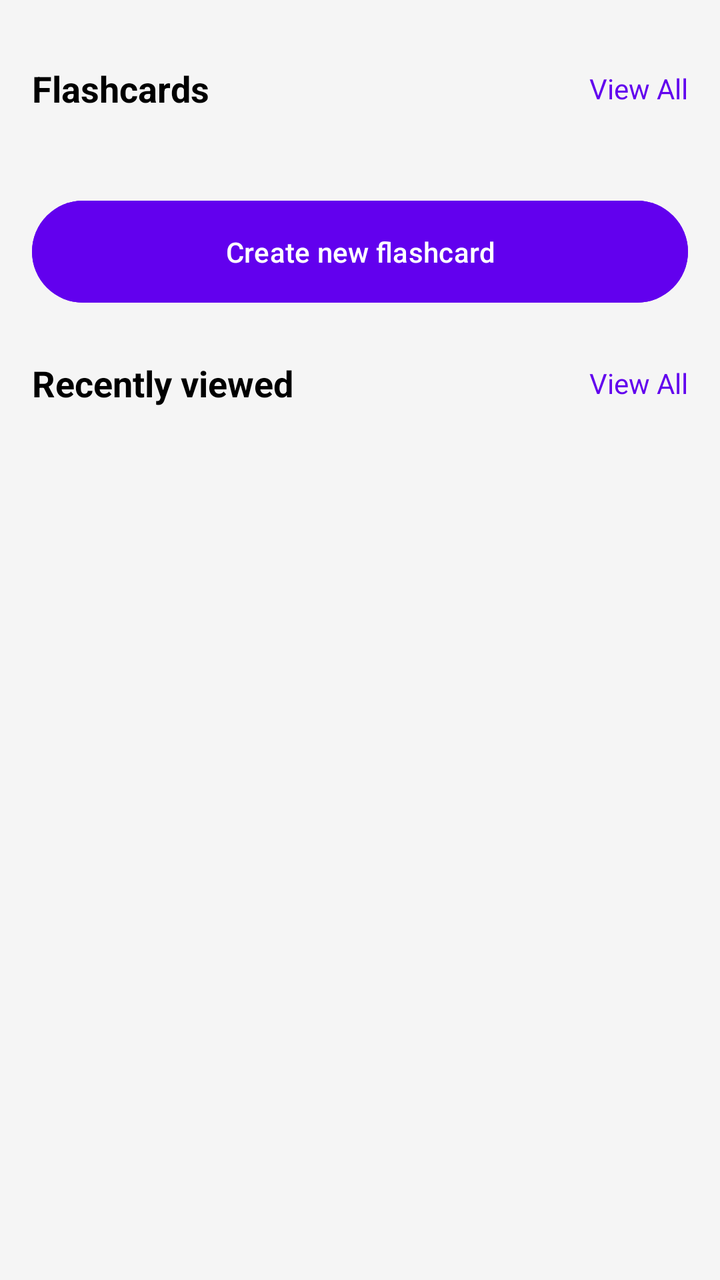
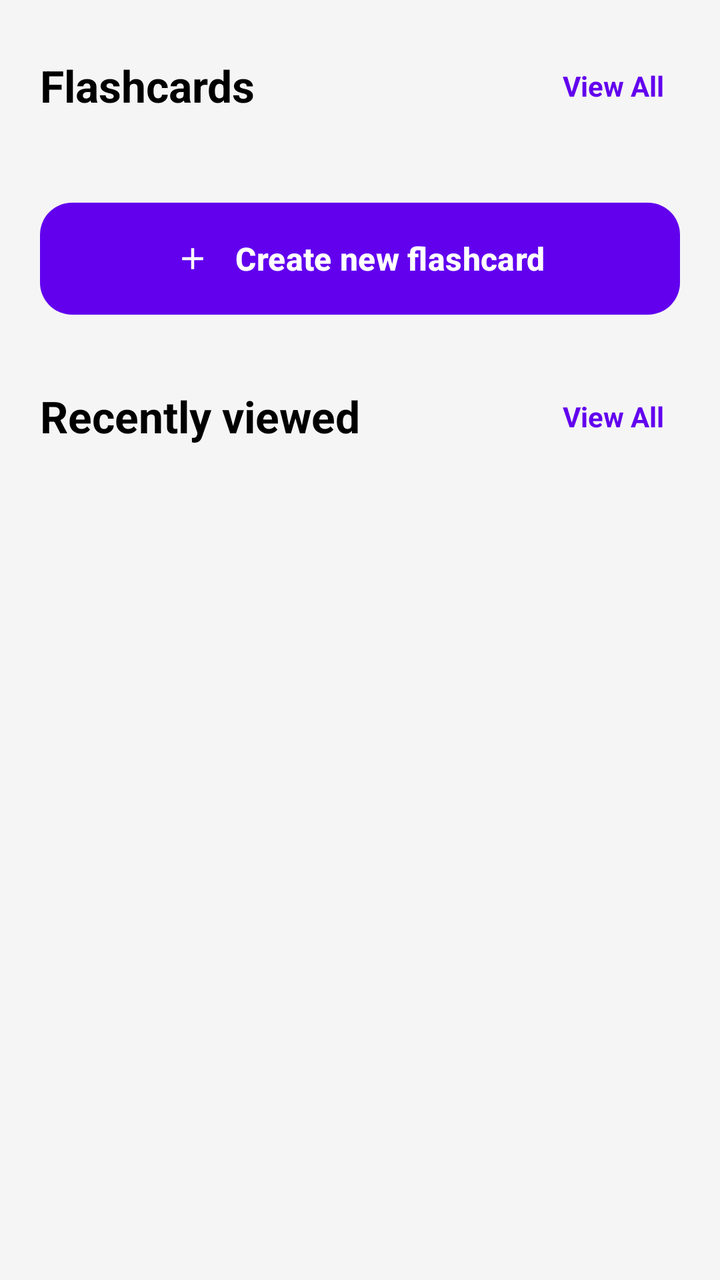

The first picture is an Android layout as it rendered before a commit; the second is the same layout after the commit. The layout source and the unified diff follow.
<!-- AndroidManifest.xml: application theme Theme.BrainByte -->
<!-- res/layout/fragment_cards.xml -->
<?xml version="1.0" encoding="utf-8"?>
<ScrollView xmlns:android="http://schemas.android.com/apk/res/android"
    xmlns:app="http://schemas.android.com/apk/res-auto"
    xmlns:tools="http://schemas.android.com/tools"
    android:layout_width="match_parent"
    android:layout_height="match_parent"
    android:background="@color/light_grey_background"
    tools:context=".CardsFragment">

    <androidx.constraintlayout.widget.ConstraintLayout
        android:layout_width="match_parent"
        android:layout_height="wrap_content"
        android:padding="16dp">

        
        <TextView
            android:id="@+id/flashcards_title"
            android:layout_width="wrap_content"
            android:layout_height="wrap_content"
            android:text="@string/flashcards_title"
            android:textColor="@color/black_text"
            android:textSize="18sp"
            android:textStyle="bold"
            app:layout_constraintStart_toStartOf="parent"
            app:layout_constraintTop_toTopOf="parent"
            android:layout_marginTop="16dp"/>

        <TextView
            android:id="@+id/flashcards_view_all"
            android:layout_width="wrap_content"
            android:layout_height="wrap_content"
            android:text="@string/view_all_text"
            android:textColor="@color/purple_primary"
            android:textSize="14sp"
            app:layout_constraintEnd_toEndOf="parent"
            app:layout_constraintTop_toTopOf="@id/flashcards_title"
            app:layout_constraintBottom_toBottomOf="@id/flashcards_title"/>

        
        <androidx.recyclerview.widget.RecyclerView
            android:id="@+id/flashcards_recycler_view"
            android:layout_width="0dp"
            android:layout_height="wrap_content"
            app:layout_constraintTop_toBottomOf="@id/flashcards_title"
            app:layout_constraintStart_toStartOf="parent"
            app:layout_constraintEnd_toEndOf="parent"
            android:layout_marginTop="16dp"
            tools:listitem="@layout/deck_item"
            tools:itemCount="3"/>

        
        <Button
            android:id="@+id/create_flashcard_btn"
            android:layout_width="0dp"
            android:layout_height="wrap_content"
            android:text="@string/create_new_flashcard_button"
            android:backgroundTint="@color/purple_primary"
            android:textColor="@android:color/white"
            android:padding="16dp"
            app:layout_constraintTop_toBottomOf="@id/flashcards_recycler_view"
            app:layout_constraintStart_toStartOf="parent"
            app:layout_constraintEnd_toEndOf="parent"
            android:layout_marginTop="24dp"/>

        
        <TextView
            android:id="@+id/recently_viewed_title"
            android:layout_width="wrap_content"
            android:layout_height="wrap_content"
            android:text="@string/recently_viewed_title"
            android:textColor="@color/black_text"
            android:textSize="18sp"
            android:textStyle="bold"
            app:layout_constraintStart_toStartOf="parent"
            app:layout_constraintTop_toBottomOf="@id/create_flashcard_btn"
            android:layout_marginTop="24dp"/>

        <TextView
            android:id="@+id/recently_viewed_view_all"
            android:layout_width="wrap_content"
            android:layout_height="wrap_content"
            android:text="@string/view_all_text"
            android:textColor="@color/purple_primary"
            android:textSize="14sp"
            app:layout_constraintEnd_toEndOf="parent"
            app:layout_constraintTop_toTopOf="@id/recently_viewed_title"
            app:layout_constraintBottom_toBottomOf="@id/recently_viewed_title"/>

        
        <androidx.recyclerview.widget.RecyclerView
            android:id="@+id/recently_viewed_recycler_view"
            android:layout_width="0dp"
            android:layout_height="wrap_content"
            app:layout_constraintTop_toBottomOf="@id/recently_viewed_title"
            app:layout_constraintStart_toStartOf="parent"
            app:layout_constraintEnd_toEndOf="parent"
            android:layout_marginTop="16dp"
            android:layout_marginBottom="16dp"
            app:layout_constraintBottom_toBottomOf="parent"
            tools:listitem="@layout/deck_item"
            tools:itemCount="3"/>

    </androidx.constraintlayout.widget.ConstraintLayout>
</ScrollView>
<!-- res/layout/deck_item.xml (included above) -->
<?xml version="1.0" encoding="utf-8"?>
<androidx.cardview.widget.CardView xmlns:android="http://schemas.android.com/apk/res/android"
    xmlns:app="http://schemas.android.com/apk/res-auto"
    xmlns:tools="http://schemas.android.com/tools"
    android:layout_width="match_parent"
    android:layout_height="wrap_content"
    app:cardCornerRadius="16dp"
    app:cardElevation="4dp"
    android:layout_marginVertical="8dp"
    android:clickable="true"
    android:focusable="true"
    android:foreground="?android:attr/selectableItemBackground">

    <androidx.constraintlayout.widget.ConstraintLayout
        android:layout_width="match_parent"
        android:layout_height="wrap_content"
        android:padding="16dp"
        android:background="@color/white">

        <ImageView
            android:id="@+id/deck_image"
            android:layout_width="60dp"
            android:layout_height="60dp"
            android:background="@drawable/deck_item_background"
            app:layout_constraintStart_toStartOf="parent"
            app:layout_constraintTop_toTopOf="parent"
            app:layout_constraintBottom_toBottomOf="parent"
            android:contentDescription="@null" />

        <TextView
            android:id="@+id/deck_name"
            android:layout_width="0dp"
            android:layout_height="wrap_content"
            android:text="User created flashcard"
            android:textColor="@color/purple_primary"
            android:textSize="16sp"
            android:textStyle="bold"
            app:layout_constraintStart_toEndOf="@id/deck_image"
            app:layout_constraintEnd_toEndOf="parent"
            app:layout_constraintTop_toTopOf="@id/deck_image"
            android:layout_marginStart="16dp"/>

        <ImageView
            android:id="@+id/card_icon"
            android:layout_width="16dp"
            android:layout_height="16dp"
            android:src="@drawable/ic_card"
            app:layout_constraintStart_toStartOf="@id/deck_name"
            app:layout_constraintTop_toBottomOf="@id/deck_name"
            android:layout_marginTop="8dp"
            android:contentDescription="@string/deck_card_count_description"/>

        <TextView
            android:id="@+id/card_count"
            android:layout_width="wrap_content"
            android:layout_height="wrap_content"
            android:text="15"
            android:textColor="@color/grey_text"
            android:textSize="12sp"
            app:layout_constraintStart_toEndOf="@id/card_icon"
            app:layout_constraintTop_toTopOf="@id/card_icon"
            app:layout_constraintBottom_toBottomOf="@id/card_icon"
            android:layout_marginStart="4dp"/>

        <ImageView
            android:id="@+id/time_icon"
            android:layout_width="16dp"
            android:layout_height="16dp"
            android:src="@drawable/ic_time"
            app:layout_constraintStart_toEndOf="@id/card_count"
            app:layout_constraintTop_toTopOf="@id/card_icon"
            app:layout_constraintBottom_toBottomOf="@id/card_icon"
            android:layout_marginStart="16dp"
            android:contentDescription="@string/deck_last_updated_description"/>

        <TextView
            android:id="@+id/last_updated"
            android:layout_width="wrap_content"
            android:layout_height="wrap_content"
            android:text="10min ago"
            android:textColor="@color/grey_text"
            android:textSize="12sp"
            app:layout_constraintStart_toEndOf="@id/time_icon"
            app:layout_constraintTop_toTopOf="@id/time_icon"
            app:layout_constraintBottom_toBottomOf="@id/time_icon"
            android:layout_marginStart="4dp"/>

    </androidx.constraintlayout.widget.ConstraintLayout>
</androidx.cardview.widget.CardView>
<!-- resources referenced by this layout -->
<resources>
  <color name="black_text">#000000</color>
  <color name="grey_text">#888888</color>
  <color name="light_grey_background">#F5F5F5</color>
  <color name="purple_primary">#6200EE</color>
  <color name="white">#FFFFFFFF</color>
  <!-- drawable deck_item_background (drawable) -->
  <?xml version="1.0" encoding="utf-8"?>
  <ripple xmlns:android="http://schemas.android.com/apk/res/android"
      android:color="?android:attr/colorControlHighlight">
      <item>
          <shape android:shape="rectangle">
              <solid android:color="@android:color/white" />
              <corners android:radius="16dp" />
          </shape>
      </item>
  </ripple>
  <!-- drawable ic_card (drawable) -->
  <vector xmlns:android="http://schemas.android.com/apk/res/android"
      android:width="24dp"
      android:height="24dp"
      android:viewportWidth="24"
      android:viewportHeight="24">
    <path
        android:fillColor="#000000"
        android:pathData="M20,4H4C2.9,4 2,4.9 2,6v12c0,1.1 0.9,2 2,2h16c1.1,0 2,-0.9 2,-2V6C22,4.9 21.1,4 20,4zM20,18H4V6h16V18z"/>
    <path
        android:fillColor="#000000"
        android:pathData="M6,10h8v2h-8z"/>
  </vector>
  <!-- drawable ic_time (drawable) -->
  <vector xmlns:android="http://schemas.android.com/apk/res/android"
      android:width="24dp"
      android:height="24dp"
      android:viewportWidth="24"
      android:viewportHeight="24">
    <path
        android:fillColor="#000000"
        android:pathData="M12,2C6.48,2 2,6.48 2,12s4.48,10 10,10 10,-4.48 10,-10S17.52,2 12,2zM12,20c-4.41,0 -8,-3.59 -8,-8s3.59,-8 8,-8 8,3.59 8,8 -3.59,8 -8,8z"/>
    <path
        android:fillColor="#000000"
        android:pathData="M12.5,7H11v6l5.25,3.15 0.75,-1.23 -4.5,-2.67z"/>
  </vector>
  <string name="create_new_flashcard_button">Create new flashcard</string>
  <string name="deck_card_count_description">Number of cards in the deck</string>
  <string name="deck_last_updated_description">Last updated time of the deck</string>
  <string name="flashcards_title">Flashcards</string>
  <string name="recently_viewed_title">Recently viewed</string>
  <string name="view_all_text">View All</string>
  <style name="Theme.BrainByte" parent="Base.Theme.BrainByte" />
  <style name="Base.Theme.BrainByte" parent="Theme.Material3.DayNight.NoActionBar">
      </style>
</resources>

<!-- the commit's change to res/layout/fragment_cards.xml (unified diff, before → after) -->
@@ -1,16 +1,17 @@
 <?xml version="1.0" encoding="utf-8"?>
-<ScrollView xmlns:android="http://schemas.android.com/apk/res/android"
+<androidx.core.widget.NestedScrollView xmlns:android="http://schemas.android.com/apk/res/android"
     xmlns:app="http://schemas.android.com/apk/res-auto"
     xmlns:tools="http://schemas.android.com/tools"
     android:layout_width="match_parent"
     android:layout_height="match_parent"
     android:background="@color/light_grey_background"
+    android:fillViewport="true"
     tools:context=".CardsFragment">
 
     <androidx.constraintlayout.widget.ConstraintLayout
         android:layout_width="match_parent"
         android:layout_height="wrap_content"
-        android:padding="16dp">
+        android:padding="20dp">
 
         
         <TextView
@@ -19,11 +20,11 @@
             android:layout_height="wrap_content"
             android:text="@string/flashcards_title"
             android:textColor="@color/black_text"
-            android:textSize="18sp"
+            android:textSize="22sp"
             android:textStyle="bold"
             app:layout_constraintStart_toStartOf="parent"
             app:layout_constraintTop_toTopOf="parent"
-            android:layout_marginTop="16dp"/>
+            android:layout_marginTop="8dp"/>
 
         <TextView
             android:id="@+id/flashcards_view_all"
@@ -32,6 +33,9 @@
             android:text="@string/view_all_text"
             android:textColor="@color/purple_primary"
             android:textSize="14sp"
+            android:textStyle="bold"
+            android:padding="8dp"
+            android:background="?attr/selectableItemBackgroundBorderless"
             app:layout_constraintEnd_toEndOf="parent"
             app:layout_constraintTop_toTopOf="@id/flashcards_title"
             app:layout_constraintBottom_toBottomOf="@id/flashcards_title"/>
@@ -41,22 +45,30 @@
             android:id="@+id/flashcards_recycler_view"
             android:layout_width="0dp"
             android:layout_height="wrap_content"
+            android:nestedScrollingEnabled="false"
             app:layout_constraintTop_toBottomOf="@id/flashcards_title"
             app:layout_constraintStart_toStartOf="parent"
             app:layout_constraintEnd_toEndOf="parent"
             android:layout_marginTop="16dp"
             tools:listitem="@layout/deck_item"
-            tools:itemCount="3"/>
-
-        
-        <Button
+            tools:itemCount="2"/>
+
+        
+        <com.google.android.material.button.MaterialButton
             android:id="@+id/create_flashcard_btn"
             android:layout_width="0dp"
-            android:layout_height="wrap_content"
+            android:layout_height="64dp"
             android:text="@string/create_new_flashcard_button"
-            android:backgroundTint="@color/purple_primary"
+            app:backgroundTint="@color/purple_primary"
             android:textColor="@android:color/white"
-            android:padding="16dp"
+            android:textSize="16sp"
+            android:textStyle="bold"
+            app:cornerRadius="16dp"
+            app:icon="@drawable/ic_add"
+            app:iconTint="@android:color/white"
+            app:iconGravity="textStart"
+            app:iconPadding="12dp"
+            app:elevation="4dp"
             app:layout_constraintTop_toBottomOf="@id/flashcards_recycler_view"
             app:layout_constraintStart_toStartOf="parent"
             app:layout_constraintEnd_toEndOf="parent"
@@ -69,11 +81,11 @@
             android:layout_height="wrap_content"
             android:text="@string/recently_viewed_title"
             android:textColor="@color/black_text"
-            android:textSize="18sp"
+            android:textSize="22sp"
             android:textStyle="bold"
             app:layout_constraintStart_toStartOf="parent"
             app:layout_constraintTop_toBottomOf="@id/create_flashcard_btn"
-            android:layout_marginTop="24dp"/>
+            android:layout_marginTop="32dp"/>
 
         <TextView
             android:id="@+id/recently_viewed_view_all"
@@ -82,6 +94,9 @@
             android:text="@string/view_all_text"
             android:textColor="@color/purple_primary"
             android:textSize="14sp"
+            android:textStyle="bold"
+            android:padding="8dp"
+            android:background="?attr/selectableItemBackgroundBorderless"
             app:layout_constraintEnd_toEndOf="parent"
             app:layout_constraintTop_toTopOf="@id/recently_viewed_title"
             app:layout_constraintBottom_toBottomOf="@id/recently_viewed_title"/>
@@ -91,6 +106,7 @@
             android:id="@+id/recently_viewed_recycler_view"
             android:layout_width="0dp"
             android:layout_height="wrap_content"
+            android:nestedScrollingEnabled="false"
             app:layout_constraintTop_toBottomOf="@id/recently_viewed_title"
             app:layout_constraintStart_toStartOf="parent"
             app:layout_constraintEnd_toEndOf="parent"
@@ -98,10 +114,10 @@
             android:layout_marginBottom="16dp"
             app:layout_constraintBottom_toBottomOf="parent"
             tools:listitem="@layout/deck_item"
-            tools:itemCount="3"/>
+            tools:itemCount="2"/>
 
     </androidx.constraintlayout.widget.ConstraintLayout>
-</ScrollView>
+</androidx.core.widget.NestedScrollView>
 <!-- res/layout/deck_item.xml (included above) -->
 <?xml version="1.0" encoding="utf-8"?>
 <androidx.cardview.widget.CardView xmlns:android="http://schemas.android.com/apk/res/android"
<!-- resource entries referenced after the edit -->
@@ -16,6 +16,12 @@
           </shape>
       </item>
   </ripple>
+  <!-- drawable ic_add (drawable) -->
+  <vector xmlns:android="http://schemas.android.com/apk/res/android" android:height="24dp" android:tint="#000000" android:viewportHeight="24" android:viewportWidth="24" android:width="24dp">
+        
+      <path android:fillColor="@android:color/white" android:pathData="M19,13h-6v6h-2v-6H5v-2h6V5h2v6h6v2z"/>
+      
+  </vector>
   <!-- drawable ic_card (drawable) -->
   <vector xmlns:android="http://schemas.android.com/apk/res/android"
       android:width="24dp"
